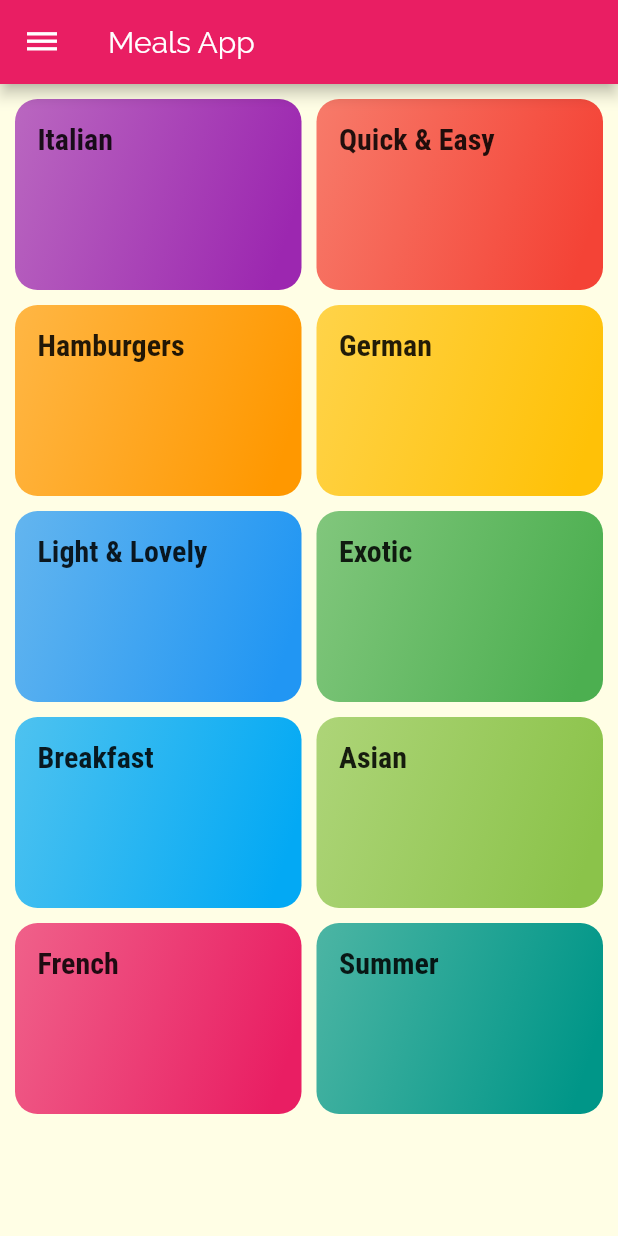
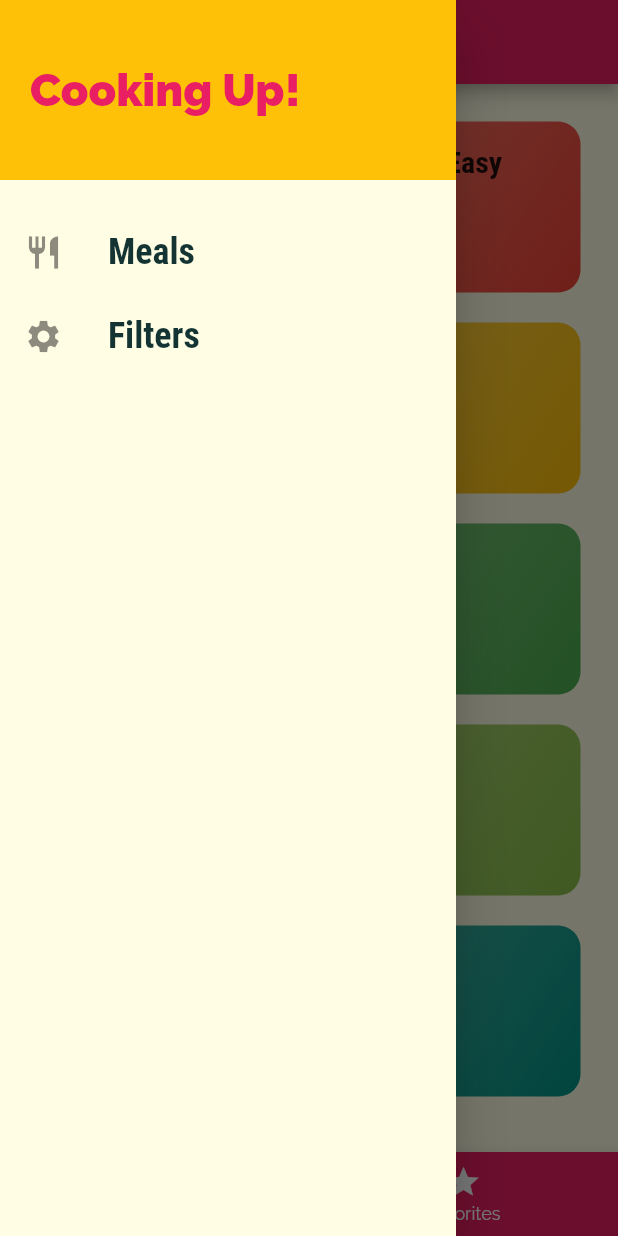
Before and after one commit to vanshg395/meals-app, a Flutter app: the screen it shows after launch, with the side drawer open (before the commit the screen has no drawer), on a phone screen of 412 x 824 dp. Run offline on Flutter 3.47's test engine with Material 2 defaults, Android fonts, the phone set to English and light mode, and no system bars.

Commit message:
final features added

```diff
--- a/lib/main.dart
+++ b/lib/main.dart
@@ -1,11 +1,72 @@
 import 'package:flutter/material.dart';
 
+import './dummy_data.dart';
+import './screens/tabs_screen.dart';
+import './screens/meal_detail_screen.dart';
 import './screens/category_meals_screen.dart';
+import './screens/filters_screen.dart';
 import './screens/categories_screen.dart';
+import './models/meal.dart';
 
 void main() => runApp(MyApp());
 
-class MyApp extends StatelessWidget {
+class MyApp extends StatefulWidget {
+  @override
+  _MyAppState createState() => _MyAppState();
+}
+
+class _MyAppState extends State<MyApp> {
+  Map<String, bool> _filters = {
+    'gluten': false,
+    'lactose': false,
+    'vegan': false,
+    'vegetarian': false,
+  };
+  List<Meal> _availableMeals = DUMMY_MEALS;
+  List<Meal> _favoriteMeals = [];
+
+  void _setFilters(Map<String, bool> filterData) {
+    setState(() {
+      _filters = filterData;
+
+      _availableMeals = DUMMY_MEALS.where((meal) {
+        if (_filters['gluten'] && !meal.isGlutenFree) {
+          return false;
+        }
+        if (_filters['lactose'] && !meal.isLactoseFree) {
+          return false;
+        }
+        if (_filters['vegan'] && !meal.isVegan) {
+          return false;
+        }
+        if (_filters['vegetarian'] && !meal.isVegetarian) {
+          return false;
+        }
+        return true;
+      }).toList();
+    });
+  }
+
+  void _toggleFavorite(String mealId) {
+    final existingIndex =
+        _favoriteMeals.indexWhere((meal) => meal.id == mealId);
+    if (existingIndex >= 0) {
+      setState(() {
+        _favoriteMeals.removeAt(existingIndex);
+      });
+    } else {
+      setState(() {
+        _favoriteMeals.add(
+          DUMMY_MEALS.firstWhere((meal) => meal.id == mealId),
+        );
+      });
+    }
+  }
+
+  bool _isMealFavorite(String id) {
+    return _favoriteMeals.any((meal) => meal.id == id);
+  }
+
   @override
   Widget build(BuildContext context) {
     return MaterialApp(
@@ -26,31 +87,23 @@ class MyApp extends StatelessWidget {
               fontSize: 20,
               fontFamily: 'RobotoCondensed',
               fontWeight: FontWeight.bold,
-              )
+            )),
       ),
-      ),
-      initialRoute: '/',
+      // home: CategoriesScreen(),
+      initialRoute: '/', // default is '/'
       routes: {
-        '/': (ctx) => CategoriesScreen(),
-        '/category-meals': (ctx) => CategoryMealsScreen(),
+        '/': (ctx) => TabsScreen(_favoriteMeals),
+        CategoryMealsScreen.routeName: (ctx) =>
+            CategoryMealsScreen(_availableMeals),
+        MealDetailScreen.routeName: (ctx) =>
+            MealDetailScreen(_toggleFavorite, _isMealFavorite),
+        FiltersScreen.routeName: (ctx) => FiltersScreen(_filters, _setFilters),
+      },
+      onUnknownRoute: (settings) {
+        return MaterialPageRoute(
+          builder: (ctx) => CategoriesScreen(),
+        );
       },
     );
   }
 }
-
-class MyHomePage extends StatefulWidget {
-  @override
-  _MyHomePageState createState() => _MyHomePageState();
-}
-
-class _MyHomePageState extends State<MyHomePage> {
-  @override
-  Widget build(BuildContext context) {
-    return Scaffold(
-      appBar: AppBar(
-        title: Text('DeliMeals'),
-      ),
-      body: CategoriesScreen(),
-    );
-  }
-}
--- a/lib/models/meal.dart
+++ b/lib/models/meal.dart
@@ -2,8 +2,8 @@ import 'package:flutter/foundation.dart';
 
 enum Complexity {
   Simple,
+  Challenging,
   Hard,
-  Challenging,
 }
 
 enum Affordability {
@@ -27,8 +27,8 @@ class Meal {
   final bool isVegan;
   final bool isVegetarian;
 
-  const Meal(
-      {@required this.id,
+  const Meal({
+    @required this.id,
     @required this.categories,
     @required this.title,
     @required this.imageUrl,
@@ -40,5 +40,6 @@ class Meal {
     @required this.isGlutenFree,
     @required this.isLactoseFree,
     @required this.isVegan,
-      @required this.isVegetarian});
+    @required this.isVegetarian,
+  });
 }
--- a/lib/screens/categories_screen.dart
+++ b/lib/screens/categories_screen.dart
@@ -1,39 +1,27 @@
 import 'package:flutter/material.dart';
 
-import '../dummy-data.dart';
+import '../dummy_data.dart';
 import '../widgets/category_item.dart';
 
 class CategoriesScreen extends StatelessWidget {
   @override
   Widget build(BuildContext context) {
-    return Scaffold(
-      appBar: AppBar(
-        leading: GestureDetector(
-          child: Icon(
-            Icons.dehaze,
-            color: Colors.white,
-          ),
-          onTap: () => {},
-        ),
-        title: Text('Meals App'),
-      ),
-      body: GridView(
-        padding: const EdgeInsets.all(10),
+    return GridView(
+      padding: const EdgeInsets.all(25),
       children: DUMMY_CATEGORIES
           .map(
-              (category) => CategoryItem(
-                title: category.title,
-                color: category.color,
-                id: category.id,
+            (catData) => CategoryItem(
+                  catData.id,
+                  catData.title,
+                  catData.color,
                 ),
           )
           .toList(),
       gridDelegate: SliverGridDelegateWithMaxCrossAxisExtent(
-          maxCrossAxisExtent: 300,
+        maxCrossAxisExtent: 200,
         childAspectRatio: 3 / 2,
-          crossAxisSpacing: 10,
-          mainAxisSpacing: 10,
-        ),
+        crossAxisSpacing: 20,
+        mainAxisSpacing: 20,
       ),
     );
   }
--- /dev/null
+++ b/lib/screens/tabs_screen.dart
@@ -0,0 +1,72 @@
+import 'package:flutter/material.dart';
+
+import '../widgets/main_drawer.dart';
+import './favorites_screen.dart';
+import './categories_screen.dart';
+import '../models/meal.dart';
+
+class TabsScreen extends StatefulWidget {
+  final List<Meal> favoriteMeals;
+
+  TabsScreen(this.favoriteMeals);
+
+  @override
+  _TabsScreenState createState() => _TabsScreenState();
+}
+
+class _TabsScreenState extends State<TabsScreen> {
+  List<Map<String, Object>> _pages;
+  int _selectedPageIndex = 0;
+
+  @override
+  void initState() {
+    _pages = [
+      {
+        'page': CategoriesScreen(),
+        'title': 'Categories',
+      },
+      {
+        'page': FavoritesScreen(widget.favoriteMeals),
+        'title': 'Your Favorite',
+      },
+    ];
+    super.initState();
+  }
+
+  void _selectPage(int index) {
+    setState(() {
+      _selectedPageIndex = index;
+    });
+  }
+
+  @override
+  Widget build(BuildContext context) {
+    return Scaffold(
+      appBar: AppBar(
+        title: Text(_pages[_selectedPageIndex]['title']),
+      ),
+      drawer: MainDrawer(),
+      body: _pages[_selectedPageIndex]['page'],
+      bottomNavigationBar: BottomNavigationBar(
+        onTap: _selectPage,
+        backgroundColor: Theme.of(context).primaryColor,
+        unselectedItemColor: Colors.white,
+        selectedItemColor: Theme.of(context).accentColor,
+        currentIndex: _selectedPageIndex,
+        // type: BottomNavigationBarType.fixed,
+        items: [
+          BottomNavigationBarItem(
+            backgroundColor: Theme.of(context).primaryColor,
+            icon: Icon(Icons.category),
+            title: Text('Categories'),
+          ),
+          BottomNavigationBarItem(
+            backgroundColor: Theme.of(context).primaryColor,
+            icon: Icon(Icons.star),
+            title: Text('Favorites'),
+          ),
+        ],
+      ),
+    );
+  }
+}
--- a/lib/widgets/category_item.dart
+++ b/lib/widgets/category_item.dart
@@ -1,19 +1,21 @@
 import 'package:flutter/material.dart';
 
+import '../screens/category_meals_screen.dart';
+
 class CategoryItem extends StatelessWidget {
+  final String id;
   final String title;
-  final String id;
   final Color color;
 
-  CategoryItem({this.title, this.color, this.id});
+  CategoryItem(this.id, this.title, this.color);
 
-  void selectCategory(ctx) {
+  void selectCategory(BuildContext ctx) {
     Navigator.of(ctx).pushNamed(
-      '/category-meals',
+      CategoryMealsScreen.routeName,
       arguments: {
         'id': id,
         'title': title,
-      }
+      },
     );
   }
 
@@ -22,23 +24,23 @@ class CategoryItem extends StatelessWidget {
     return InkWell(
       onTap: () => selectCategory(context),
       splashColor: Theme.of(context).primaryColor,
-      borderRadius: BorderRadius.circular(25),
+      borderRadius: BorderRadius.circular(15),
       child: Container(
+        padding: const EdgeInsets.all(15),
         child: Text(
           title,
           style: Theme.of(context).textTheme.title,
         ),
-        padding: EdgeInsets.all(15),
         decoration: BoxDecoration(
-          color: color,
-          borderRadius: BorderRadius.circular(15),
           gradient: LinearGradient(
             colors: [
               color.withOpacity(0.7),
               color,
             ],
             begin: Alignment.topLeft,
+            end: Alignment.bottomRight,
           ),
+          borderRadius: BorderRadius.circular(15),
         ),
       ),
     );
--- /dev/null
+++ b/lib/widgets/main_drawer.dart
@@ -0,0 +1,56 @@
+import 'package:flutter/material.dart';
+
+import '../screens/filters_screen.dart';
+
+class MainDrawer extends StatelessWidget {
+  Widget buildListTile(String title, IconData icon, Function tapHandler) {
+    return ListTile(
+      leading: Icon(
+        icon,
+        size: 26,
+      ),
+      title: Text(
+        title,
+        style: TextStyle(
+          fontFamily: 'RobotoCondensed',
+          fontSize: 24,
+          fontWeight: FontWeight.bold,
+        ),
+      ),
+      onTap: tapHandler,
+    );
+  }
+
+  @override
+  Widget build(BuildContext context) {
+    return Drawer(
+      child: Column(
+        children: <Widget>[
+          Container(
+            height: 120,
+            width: double.infinity,
+            padding: EdgeInsets.all(20),
+            alignment: Alignment.centerLeft,
+            color: Theme.of(context).accentColor,
+            child: Text(
+              'Cooking Up!',
+              style: TextStyle(
+                  fontWeight: FontWeight.w900,
+                  fontSize: 30,
+                  color: Theme.of(context).primaryColor),
+            ),
+          ),
+          SizedBox(
+            height: 20,
+          ),
+          buildListTile('Meals', Icons.restaurant, () {
+            Navigator.of(context).pushReplacementNamed('/');
+          }),
+          buildListTile('Filters', Icons.settings, () {
+            Navigator.of(context).pushReplacementNamed(FiltersScreen.routeName);
+          }),
+        ],
+      ),
+    );
+  }
+}
```
Also changed, not shown: lib/screens/category_meals_screen.dart (+49 -13 lines), lib/screens/favorites_screen.dart (added, +33 -0 lines), lib/screens/filters_screen.dart (added, +136 -0 lines), lib/screens/meal_detail_screen.dart (added, +102 -0 lines), lib/widgets/meal_item.dart (+83 -40 lines), lib/dummy_data.dart (renamed from lib/dummy-data.dart), 3 other files. Lines whose indentation alone changed are shown as unchanged.
